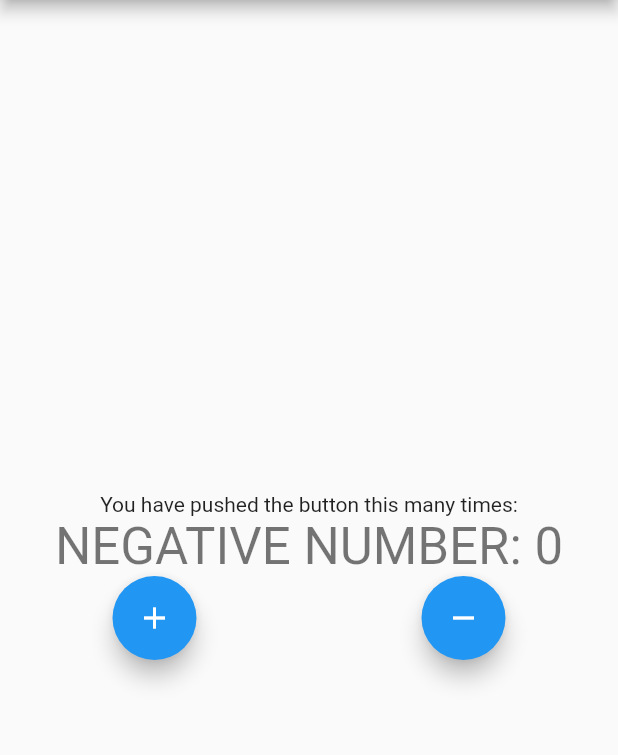
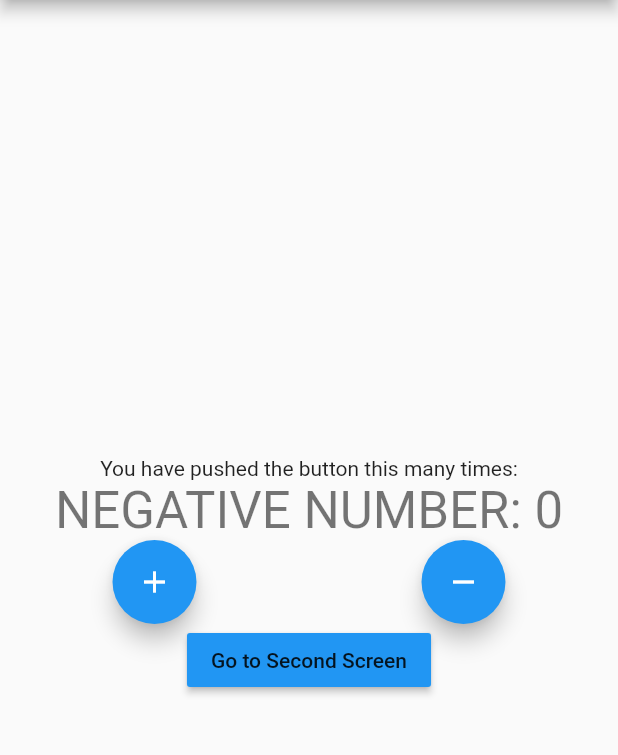
Before and after one commit to Sanakhatun/flutter_bloc_concepts, a Flutter app: the screen it shows after launch, on a phone screen of 412 x 824 dp, the part 84-839 px from its top. Run offline on Flutter 3.47's test engine with Material 2 defaults, Android fonts, the phone set to English and light mode, and no system bars; our stand-ins replace bloc, flutter_bloc.

```diff
--- a/lib/main.dart
+++ b/lib/main.dart
@@ -1,6 +1,7 @@
 import 'package:flutter/material.dart';
 import 'package:flutter_bloc_concepts/counter_cubit.dart';
 import 'package:flutter_bloc/flutter_bloc.dart';
+import 'package:flutter_bloc_concepts/second_screen.dart';
 
 void main() {
   runApp(const MyApp());
@@ -87,6 +88,7 @@ class _MyHomePageState extends State<MyHomePage> {
               ),
               Row(mainAxisAlignment: MainAxisAlignment.spaceAround, children: [
                 FloatingActionButton(
+                  heroTag: null,
                   onPressed: () {
                     /*BlocProvider: Creates & Provides the only instance of a bloc to the subtree*/
                     BlocProvider.of<CounterCubit>(context).increment();
@@ -95,6 +97,7 @@ class _MyHomePageState extends State<MyHomePage> {
                   child: const Icon(Icons.add),
                 ),
                 FloatingActionButton(
+                  heroTag: "btn2",
                   onPressed: () {
                     BlocProvider.of<CounterCubit>(context).decrement();
                   },
@@ -102,6 +105,17 @@ class _MyHomePageState extends State<MyHomePage> {
                   child: const Icon(Icons.remove),
                 ),
               ]),
+              MaterialButton(
+                onPressed: () {
+                  Navigator.of(context).push(MaterialPageRoute(
+                      builder: (_) => BlocProvider.value(
+                            child: SecondScreen(title: "Second Screen"),
+                            value: BlocProvider.of<CounterCubit>(context),
+                          )));
+                },
+                child: Text("Go to Second Screen"),
+                color: Colors.blue,
+              )
             ],
           ),
         ));
```
Also changed, not shown: lib/second_screen.dart (added, +39 -0 lines).
